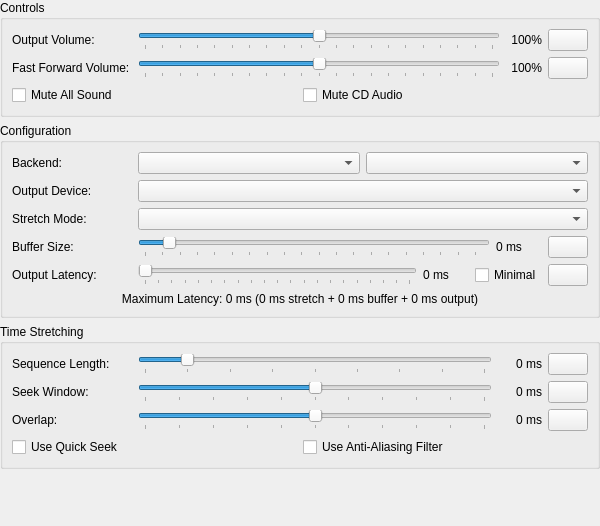
The window that src/duckstation-qt/audiosettingswidget.ui (stenzek/duckstation) describes before a commit, drawn with Qt 5.
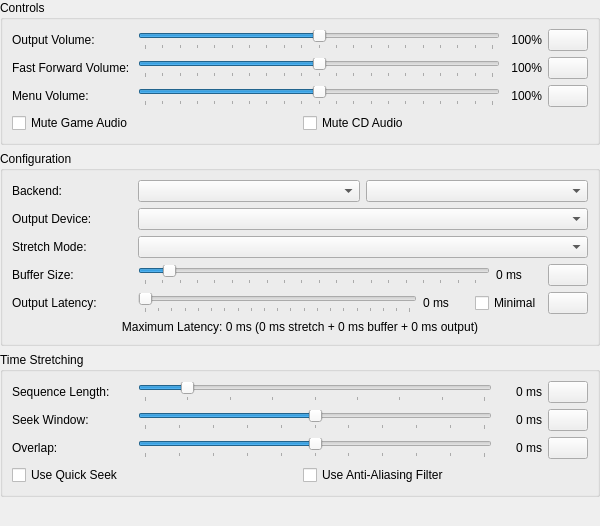
The same window after the commit. Icons and pictures are not drawn.

Commit message: SoundEffectManager: Add volume control

The edit to the form file:
```diff
--- a/src/duckstation-qt/audiosettingswidget.ui
+++ b/src/duckstation-qt/audiosettingswidget.ui
@@ -135,12 +135,65 @@
         </property>
        </widget>
       </item>
-      <item row="2" column="0" colspan="4">
+      <item row="2" column="0">
+       <widget class="QLabel" name="soundEffectVolumeTitle">
+        <property name="text">
+         <string>Menu Volume:</string>
+        </property>
+       </widget>
+      </item>
+      <item row="2" column="1">
+       <widget class="QSlider" name="soundEffectVolume">
+        <property name="maximum">
+         <number>200</number>
+        </property>
+        <property name="value">
+         <number>100</number>
+        </property>
+        <property name="orientation">
+         <enum>Qt::Orientation::Horizontal</enum>
+        </property>
+        <property name="tickPosition">
+         <enum>QSlider::TickPosition::TicksBelow</enum>
+        </property>
+        <property name="tickInterval">
+         <number>10</number>
+        </property>
+       </widget>
+      </item>
+      <item row="2" column="2">
+       <widget class="QLabel" name="soundEffectVolumeLabel">
+        <property name="minimumSize">
+         <size>
+          <width>36</width>
+          <height>0</height>
+         </size>
+        </property>
+        <property name="text">
+         <string>100%</string>
+        </property>
+        <property name="alignment">
+         <set>Qt::AlignmentFlag::AlignRight|Qt::AlignmentFlag::AlignTrailing|Qt::AlignmentFlag::AlignVCenter</set>
+        </property>
+       </widget>
+      </item>
+      <item row="2" column="3">
+       <widget class="QPushButton" name="resetSoundEffectVolume">
+        <property name="toolTip">
+         <string>Reset Menu Volume</string>
+        </property>
+        <property name="icon">
+         <iconset resource="resources/duckstation-qt.qrc">
+          <normaloff>:/icons/monochrome/svg/delete-back-2-line.svg</normaloff>:/icons/monochrome/svg/delete-back-2-line.svg</iconset>
+        </property>
+       </widget>
+      </item>
+      <item row="3" column="0" colspan="4">
        <layout class="QGridLayout" name="gridLayout_2">
         <item row="0" column="0">
          <widget class="QCheckBox" name="muted">
           <property name="text">
-           <string>Mute All Sound</string>
+           <string>Mute Game Audio</string>
           </property>
          </widget>
         </item>
```
The commit also changes 9 other files.
